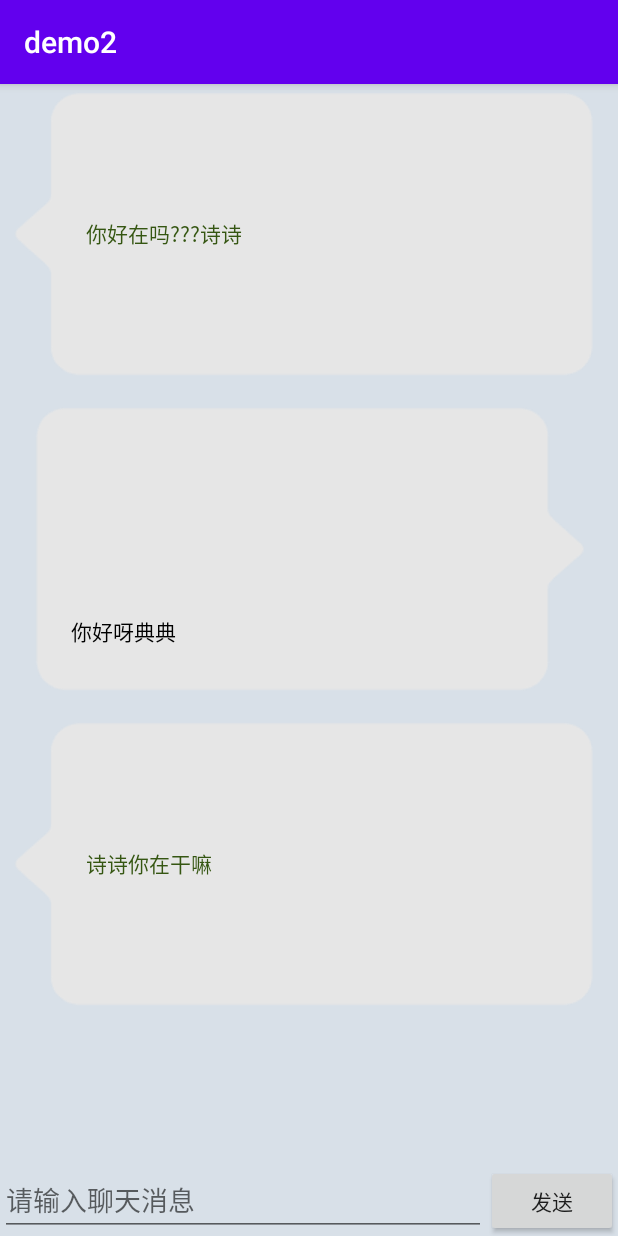
After one commit to mdddj/my_native_android_demo, an Android app: the MessageActivity screen opened directly, with no data from a screen before it, on a phone screen of 412 x 824 dp. The commit adds this screen. Run offline under Robolectric (Android 15) with nearby library versions, the phone set to English and light mode, and no system bars.

Commit message:
聊天界面

```diff
--- a/demo2/app/src/main/AndroidManifest.xml
+++ b/demo2/app/src/main/AndroidManifest.xml
@@ -9,7 +9,8 @@
         android:roundIcon="@mipmap/ic_launcher_round"
         android:supportsRtl="true"
         android:theme="@style/AppTheme">
-        <activity android:name=".RecyclerActivity"></activity>
+        <activity android:name=".MessageActivity"></activity>
+        <activity android:name=".RecyclerActivity" />
         <activity android:name=".ListViewActivity" />
         <activity android:name=".RelativeLayoutActivity" />
         <activity android:name=".LayoutWeightActivity" />
--- a/demo2/app/src/main/java/shop/itbug/demo2/MainActivity.kt
+++ b/demo2/app/src/main/java/shop/itbug/demo2/MainActivity.kt
@@ -38,6 +38,10 @@ class MainActivity : AppCompatActivity() {
             val intent = Intent(this,RecyclerActivity::class.java)
             startActivity(intent)
         }
+        startMessageActivity.setOnClickListener{
+            val intent = Intent(this,MessageActivity::class.java)
+            startActivity(intent)
+        }
     }
 
     override fun onStart() {
--- /dev/null
+++ b/demo2/app/src/main/java/shop/itbug/demo2/MessageActivity.kt
@@ -0,0 +1,54 @@
+package shop.itbug.demo2
+
+import androidx.appcompat.app.AppCompatActivity
+import android.os.Bundle
+import android.view.View
+import androidx.recyclerview.widget.LinearLayoutManager
+import kotlinx.android.synthetic.main.activity_layout_weight.*
+import kotlinx.android.synthetic.main.activity_message.*
+import kotlinx.android.synthetic.main.activity_recycler.*
+import shop.itbug.demo2.adapter.MessageAdapter
+import shop.itbug.demo2.entry.Message
+
+class MessageActivity : AppCompatActivity() , View.OnClickListener {
+
+
+    private val messageList = ArrayList<Message>()
+
+    private lateinit var adapter : MessageAdapter
+
+    override fun onCreate(savedInstanceState: Bundle?) {
+        super.onCreate(savedInstanceState)
+        setContentView(R.layout.activity_message)
+        initMessageList()
+        val layoutManager = LinearLayoutManager(this)
+        recyclerViewMessage.layoutManager = layoutManager
+        adapter = MessageAdapter(messageList)
+        recyclerViewMessage.adapter = adapter
+        sendMessage.setOnClickListener(this)
+    }
+
+    private fun initMessageList() {
+        val msg1 = Message("你好在吗???诗诗",Message.TYPE_RECEIVED)
+        messageList.add(msg1)
+        val msg2 = Message("你好呀典典",Message.TYPE_SENT)
+        messageList.add(msg2)
+        val msg3 = Message("诗诗你在干嘛",Message.TYPE_RECEIVED)
+        messageList.add(msg3)
+    }
+
+    override fun onClick(p0: View?) {
+        when(p0){
+            sendMessage -> {
+               val content = inputText.text.toString()
+                if(content.isNotEmpty()){
+                    val msg = Message(content,Message.TYPE_SENT)
+                    messageList.add(msg)
+                    adapter.notifyItemInserted(messageList.size-1)
+                    recyclerViewMessage.scrollToPosition(messageList.size-1)
+                    inputText.setText("")
+                }
+            }
+        }
+    }
+}
--- /dev/null
+++ b/demo2/app/src/main/java/shop/itbug/demo2/adapter/MessageAdapter.kt
@@ -0,0 +1,42 @@
+package shop.itbug.demo2.adapter
+
+import android.view.LayoutInflater
+import android.view.View
+import android.view.ViewGroup
+import android.widget.TextView
+import androidx.recyclerview.widget.RecyclerView
+import shop.itbug.demo2.R
+import shop.itbug.demo2.entry.Message
+import shop.itbug.demo2.recycler.LeftViewHolder
+import shop.itbug.demo2.recycler.MessageViewHodler
+import shop.itbug.demo2.recycler.RightViewHolder
+
+class MessageAdapter(val msgList: List<Message>) : RecyclerView.Adapter<MessageViewHodler>() {
+
+
+    override fun onCreateViewHolder(parent: ViewGroup, viewType: Int) =
+        if (viewType == Message.TYPE_RECEIVED) {
+            val view =
+                LayoutInflater.from(parent.context).inflate(R.layout.message_left, parent, false)
+            LeftViewHolder(view)
+        } else {
+            val view =
+                LayoutInflater.from(parent.context).inflate(R.layout.message_right, parent, false)
+            RightViewHolder(view)
+        }
+
+    override fun getItemCount() = msgList.size
+
+    override fun onBindViewHolder(holder: MessageViewHodler, position: Int) {
+        val msg = msgList[position]
+        when(holder){
+            is LeftViewHolder -> holder.leftMessage.text = msg.content
+            is RightViewHolder -> holder.rightMessage.text = msg.content
+        }
+    }
+
+    override fun getItemViewType(position: Int): Int {
+        return msgList[position].type
+    }
+
+}
--- /dev/null
+++ b/demo2/app/src/main/java/shop/itbug/demo2/entry/Message.kt
@@ -0,0 +1,8 @@
+package shop.itbug.demo2.entry
+
+class Message(val content: String, val type: Int) {
+    companion object {
+        const val TYPE_RECEIVED = 0
+        const val TYPE_SENT = 1
+    }
+}
--- /dev/null
+++ b/demo2/app/src/main/java/shop/itbug/demo2/recycler/MessageViewHodler.kt
@@ -0,0 +1,16 @@
+package shop.itbug.demo2.recycler
+
+import android.view.View
+import android.widget.TextView
+import androidx.recyclerview.widget.RecyclerView
+import shop.itbug.demo2.R
+
+sealed class MessageViewHodler (view: View) : RecyclerView.ViewHolder(view)
+
+class LeftViewHolder(view: View) : MessageViewHodler(view){
+    val leftMessage : TextView = view.findViewById(R.id.leftMsg)
+}
+
+class RightViewHolder(view: View) : MessageViewHodler(view){
+    val rightMessage : TextView =  view.findViewById(R.id.rightMsg)
+}
--- a/demo2/app/src/main/res/layout/activity_main.xml
+++ b/demo2/app/src/main/res/layout/activity_main.xml
@@ -39,4 +39,10 @@
         android:layout_width="match_parent"
         android:layout_height="wrap_content"
         android:text="RecyclerView的使用" android:textAllCaps="false" />
+
+    <Button
+        android:id="@+id/startMessageActivity"
+        android:layout_width="match_parent"
+        android:layout_height="wrap_content"
+        android:text="聊天界面" android:textAllCaps="false" />
 </LinearLayout>
--- /dev/null
+++ b/demo2/app/src/main/res/layout/activity_message.xml
@@ -0,0 +1,32 @@
+<?xml version="1.0" encoding="utf-8"?>
+<LinearLayout xmlns:android="http://schemas.android.com/apk/res/android"
+    android:layout_width="match_parent"
+    android:layout_height="match_parent"
+    android:orientation="vertical"
+    android:background="#d8e0e8">
+
+    <androidx.recyclerview.widget.RecyclerView
+        android:id="@+id/recyclerViewMessage"
+        android:layout_width="match_parent"
+        android:layout_height="0dp"
+        android:layout_weight="1" />
+
+    <LinearLayout
+        android:layout_width="match_parent"
+        android:layout_height="wrap_content">
+
+        <EditText
+            android:id="@+id/inputText"
+            android:layout_width="0dp"
+            android:layout_height="wrap_content"
+            android:layout_weight="1"
+            android:hint="请输入聊天消息"
+            android:maxLines="2" />
+
+        <Button
+            android:id="@+id/sendMessage"
+            android:layout_width="wrap_content"
+            android:layout_height="wrap_content"
+            android:text="发送" />
+    </LinearLayout>
+</LinearLayout>
--- /dev/null
+++ b/demo2/app/src/main/res/layout/message_left.xml
@@ -0,0 +1,23 @@
+<?xml version="1.0" encoding="utf-8"?>
+<FrameLayout xmlns:android="http://schemas.android.com/apk/res/android"
+    android:orientation="vertical"
+    android:layout_width="match_parent"
+    android:layout_height="wrap_content">
+
+    <LinearLayout
+        android:layout_width="wrap_content"
+        android:layout_gravity="left"
+        android:background="@drawable/message"
+        android:layout_height="wrap_content">
+
+        <TextView
+            android:id="@+id/leftMsg"
+            android:layout_width="wrap_content"
+            android:layout_height="wrap_content"
+            android:layout_gravity="center"
+            android:layout_margin="10dp"
+            android:textColor="#355612" />
+
+    </LinearLayout>
+
+</FrameLayout>
--- /dev/null
+++ b/demo2/app/src/main/res/layout/message_right.xml
@@ -0,0 +1,19 @@
+<?xml version="1.0" encoding="utf-8"?>
+<FrameLayout xmlns:android="http://schemas.android.com/apk/res/android"
+    android:orientation="vertical"
+    android:layout_width="match_parent"
+    android:layout_height="wrap_content" android:padding="10dp">
+
+    <LinearLayout
+        android:layout_width="wrap_content"
+        android:layout_gravity="right"
+        android:background="@drawable/message_right"
+        android:layout_height="wrap_content">
+
+        <TextView
+            android:layout_width="wrap_content"
+            android:layout_height="wrap_content" android:id="@+id/rightMsg" android:layout_gravity="center" android:layout_margin="10dp" android:textColor="#000" />
+
+    </LinearLayout>
+
+</FrameLayout>
```
Also changed, not shown: demo2/app/src/main/res/drawable/message.9.png (added), demo2/app/src/main/res/drawable/message_right.9.png (added).
